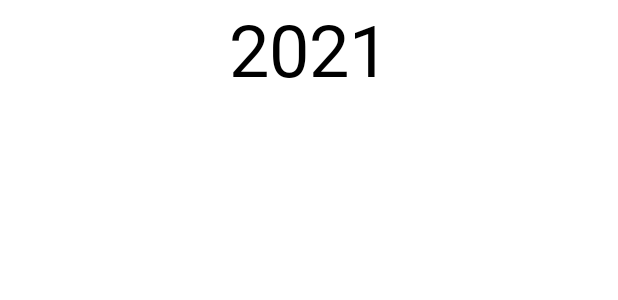
After one commit to OhChanhee/SimpleToDoList, an Android app: the layout activity_tree_list.xml on its own in the app's theme, with its tools: preview values and no code run, on a phone screen of 412 x 824 dp. The commit adds this screen. Shown: the top 300 px of the screen. Run offline under Robolectric (Android 15) with nearby library versions, the phone set to English and light mode, and no system bars.

```diff
--- a/app/src/main/java/com/example/simpletodolist/database/TreeDao.kt
+++ b/app/src/main/java/com/example/simpletodolist/database/TreeDao.kt
@@ -10,7 +10,7 @@ interface TreeDao {
 
     @Transaction
     @Query("SELECT * FROM TB_TREE WHERE year = :year AND month = :month")
-    fun getTargetTree(year:Int, month:Int) : TreeWithDiaryData
+    fun getTargetTree(year:Int, month:Int) : TreeWithDiaryData?
 
     @Transaction
     @Insert
--- /dev/null
+++ b/app/src/main/java/com/example/simpletodolist/viewModel/TreeListViewModel.kt
@@ -0,0 +1,6 @@
+package com.example.simpletodolist.viewModel
+
+import androidx.lifecycle.ViewModel
+
+class TreeListViewModel : ViewModel() {
+}
--- /dev/null
+++ b/app/src/main/res/layout/activity_tree_list.xml
@@ -0,0 +1,21 @@
+<?xml version="1.0" encoding="utf-8"?>
+<androidx.constraintlayout.widget.ConstraintLayout xmlns:android="http://schemas.android.com/apk/res/android"
+    xmlns:app="http://schemas.android.com/apk/res-auto"
+    xmlns:tools="http://schemas.android.com/tools"
+    android:layout_width="match_parent"
+    android:layout_height="match_parent"
+    android:background="@color/white"
+    tools:context=".view.TreeListActivity">
+
+    <androidx.appcompat.widget.AppCompatTextView
+        android:layout_width="wrap_content"
+        android:layout_height="wrap_content"
+        android:textSize="48dp"
+        android:fontFamily="@font/nanumggocnaeeum"
+        android:textColor="@color/black"
+        android:text="2021"
+        app:layout_constraintEnd_toEndOf="parent"
+        app:layout_constraintStart_toStartOf="parent"
+        app:layout_constraintTop_toTopOf="parent" />
+
+</androidx.constraintlayout.widget.ConstraintLayout>
```
Also changed, not shown: app/src/main/AndroidManifest.xml (+10 -6 lines), app/src/main/java/com/example/simpletodolist/view/TreeActivity.kt (+9 -2 lines), app/src/main/java/com/example/simpletodolist/view/TreeListActivity.kt (added, +11 -0 lines), app/src/main/java/com/example/simpletodolist/viewModel/TreeViewModel.kt (+18 -9 lines).
